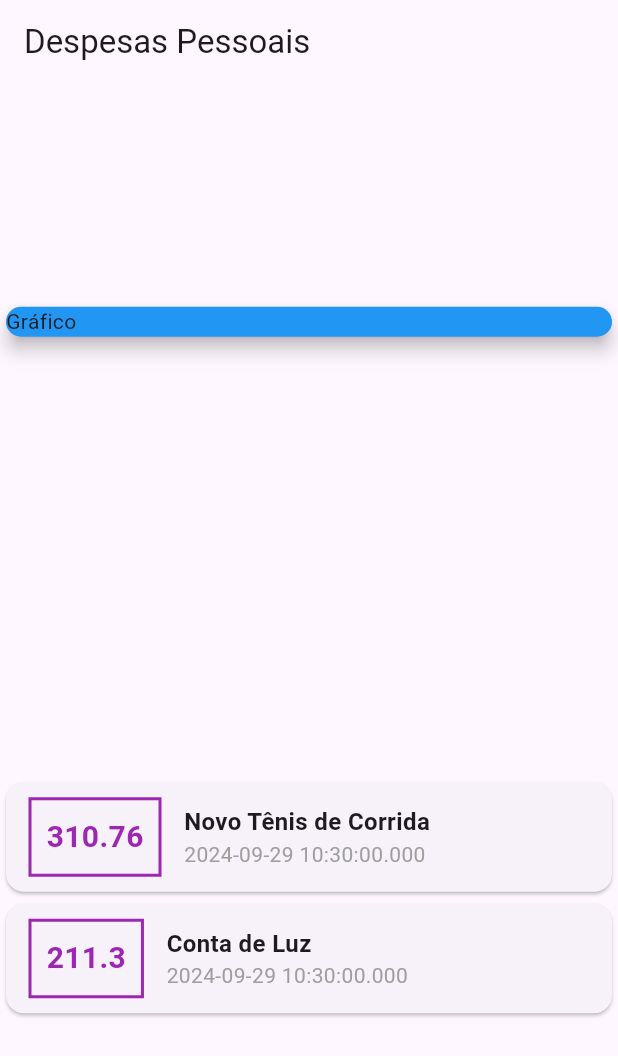
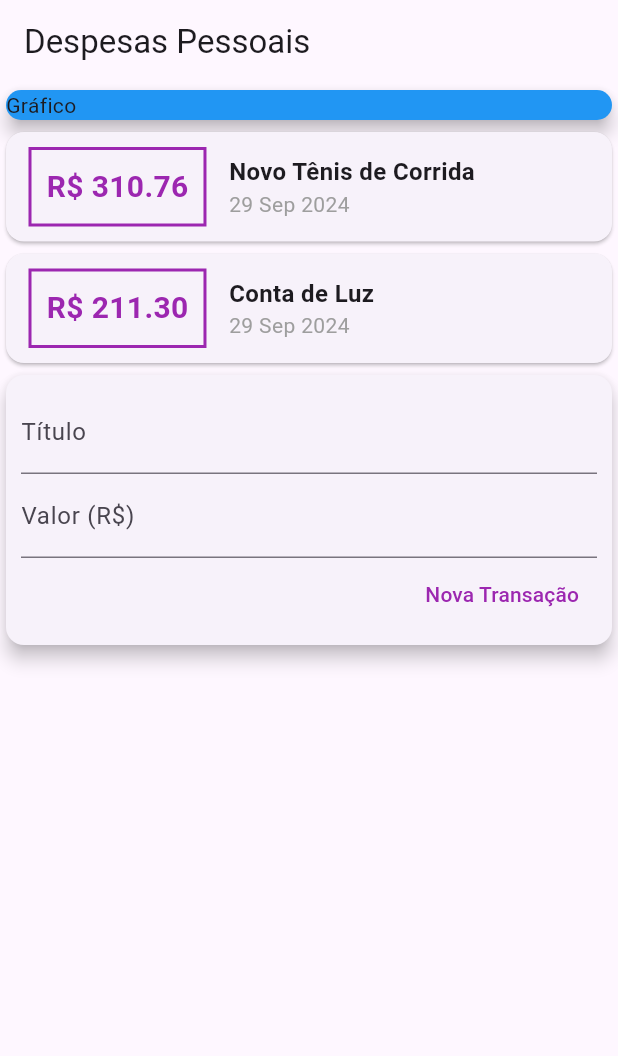
Before and after one commit to jgdlago/expenses-app, a Flutter app: the screen it shows after launch, on a phone screen of 412 x 824 dp. Shown: the top 1056 px of the screen. Run offline on Flutter 3.47's test engine with Material 3 defaults, Android fonts, the phone set to English and light mode, and no system bars.

Commit message:
:sparkles: Feat: add screen for simple expense registration

```diff
--- /dev/null
+++ b/expenses/lib/components/transaction_form.dart
@@ -0,0 +1,54 @@
+import 'package:flutter/material.dart';
+
+class TransactionForm extends StatelessWidget {
+  final titleController = TextEditingController();
+  final valueController = TextEditingController();
+
+  final void Function(String, double) onSubmit;
+
+  TransactionForm(this.onSubmit, {Key? key}) : super(key: key);
+
+  @override
+  Widget build(BuildContext context) {
+    return Card(
+      elevation: 5,
+      child: Padding(
+        padding: const EdgeInsets.all(10),
+        child: Column(
+          children: [
+            TextField(
+              controller: titleController,
+              decoration: const InputDecoration(
+                labelText: 'Título',
+              ),
+            ),
+            TextField(
+              controller: valueController,
+              decoration: const InputDecoration(
+                labelText: 'Valor (R\$)',
+              ),
+            ),
+            Row(
+              mainAxisAlignment: MainAxisAlignment.end,
+              children: <Widget>[
+                TextButton(
+                  child: const Text(
+                    'Nova Transação',
+                    style: TextStyle(
+                      color: Colors.purple,
+                    ),
+                  ),
+                  onPressed: () {
+                    final title = titleController.text;
+                    final value = double.tryParse(valueController.text) ?? 0;
+                    onSubmit(title, value);
+                  },
+                )
+              ],
+            ),
+          ],
+        ),
+      ),
+    );
+  }
+}
--- /dev/null
+++ b/expenses/lib/components/transaction_list.dart
@@ -0,0 +1,62 @@
+import 'package:flutter/material.dart';
+import '../models/transaction.dart';
+import 'package:intl/intl.dart';
+
+class TransactionList extends StatelessWidget {
+  final List<Transaction> transactions;
+
+  const TransactionList(this.transactions, {Key? key}) : super(key: key);
+
+  @override
+  Widget build(BuildContext context) {
+    return Column(
+      children: transactions.map((tr) {
+        return Card(
+          child: Row(
+            children: [
+              Container(
+                margin: const EdgeInsets.symmetric(
+                  horizontal: 15,
+                  vertical: 10,
+                ),
+                decoration: BoxDecoration(
+                  border: Border.all(
+                    color: Colors.purple,
+                    width: 2,
+                  ),
+                ),
+                padding: const EdgeInsets.all(10),
+                child: Text(
+                  'R\$ ${tr.value.toStringAsFixed(2)}',
+                  style: const TextStyle(
+                    fontWeight: FontWeight.bold,
+                    fontSize: 20,
+                    color: Colors.purple,
+                  ),
+                ),
+              ),
+              Column(
+                crossAxisAlignment: CrossAxisAlignment.start,
+                children: [
+                  Text(
+                    tr.title,
+                    style: const TextStyle(
+                      fontSize: 16,
+                      fontWeight: FontWeight.bold,
+                    ),
+                  ),
+                  Text(
+                    DateFormat('d MMM y').format(tr.date),
+                    style: const TextStyle(
+                      color: Colors.grey,
+                    ),
+                  ),
+                ],
+              ),
+            ],
+          ),
+        );
+      }).toList(),
+    );
+  }
+}
--- /dev/null
+++ b/expenses/lib/components/transaction_user.dart
@@ -0,0 +1,52 @@
+import 'package:flutter/material.dart';
+import 'dart:math';
+import 'transaction_form.dart';
+import 'transaction_list.dart';
+import '../models/transaction.dart';
+
+class TransactionUser extends StatefulWidget {
+  const TransactionUser({Key? key}) : super(key: key);
+
+  @override
+  State<TransactionUser> createState() => _TransactionUserState();
+}
+
+class _TransactionUserState extends State<TransactionUser> {
+  final _transactions = [
+    Transaction(
+      id: 't1',
+      title: 'Novo Tênis de Corrida',
+      value: 310.76,
+      date: DateTime.now(),
+    ),
+    Transaction(
+      id: 't2',
+      title: 'Conta de Luz',
+      value: 211.30,
+      date: DateTime.now(),
+    ),
+  ];
+
+  _addTransaction(String title, double value) {
+    final newTransaction = Transaction(
+      id: Random().nextDouble().toString(),
+      title: title,
+      value: value,
+      date: DateTime.now(),
+    );
+
+    setState(() {
+      _transactions.add(newTransaction);
+    });
+  }
+
+  @override
+  Widget build(BuildContext context) {
+    return Column(
+      children: [
+        TransactionList(_transactions),
+        TransactionForm(_addTransaction),
+      ],
+    );
+  }
+}
--- a/expenses/lib/main.dart
+++ b/expenses/lib/main.dart
@@ -1,33 +1,18 @@
-import 'package:expenses/model/transaction.dart';
 import 'package:flutter/material.dart';
+import 'components/transaction_user.dart';
 
 main() => runApp(const ExpensesApp());
 
 class ExpensesApp extends StatelessWidget {
   const ExpensesApp({Key? key}) : super(key: key);
-
   @override
   Widget build(BuildContext context) {
-    return MaterialApp(home: MyHomePage());
+    return const MaterialApp(home: MyHomePage());
   }
 }
 
 class MyHomePage extends StatelessWidget {
-  MyHomePage({Key? key}) : super(key: key);
-  final _transactions = [
-    Transaction(
-      id: 't1',
-      title: 'Novo Tênis de Corrida',
-      value: 310.76,
-      date: DateTime.now(),
-    ),
-    Transaction(
-      id: 't2',
-      title: 'Conta de Luz',
-      value: 211.30,
-      date: DateTime.now(),
-    ),
-  ];
+  const MyHomePage({Key? key}) : super(key: key);
 
   @override
   Widget build(BuildContext context) {
@@ -35,62 +20,17 @@ class MyHomePage extends StatelessWidget {
       appBar: AppBar(
         title: const Text('Despesas Pessoais'),
       ),
-      body: Column(
-        mainAxisAlignment: MainAxisAlignment.spaceAround,
+      body: const Column(
         crossAxisAlignment: CrossAxisAlignment.stretch,
         children: [
-          const SizedBox(
+          SizedBox(
             child: Card(
               color: Colors.blue,
               child: Text('Gráfico'),
               elevation: 5,
             ),
           ),
-          Column(
-            children: _transactions.map((tr) {
-              return Card(
-                child: Row(
-                  children: <Widget>[
-                    Container(
-                      margin: const EdgeInsets.symmetric(
-                          horizontal: 15, vertical: 10),
-                      decoration: BoxDecoration(
-                          border: Border.all(
-                        color: Colors.purple,
-                        width: 2,
-                      )),
-                      padding: EdgeInsets.all(10),
-                      child: Text(
-                        tr.value.toString(),
-                        style: const TextStyle(
-                            fontWeight: FontWeight.bold,
-                            fontSize: 20,
-                            color: Colors.purple),
-                      ),
-                    ),
-                    Column(
-                      crossAxisAlignment: CrossAxisAlignment.start,
-                      children: <Widget>[
-                        Text(
-                          tr.title,
-                          style: const TextStyle(
-                              fontSize: 16,
-                              fontWeight: FontWeight.bold
-                          ),
-                        ),
-                        Text(
-                            tr.date.toString(),
-                            style: const TextStyle(
-                              color: Colors.grey,
-                            ),
-                        ),
-                      ],
-                    ),
-                  ],
-                ),
-              );
-            }).toList(),
-          ),
+          TransactionUser(),
         ],
       ),
     );
```
Also changed, not shown: expenses/lib/models/transaction.dart (renamed from expenses/lib/model/transaction.dart).
